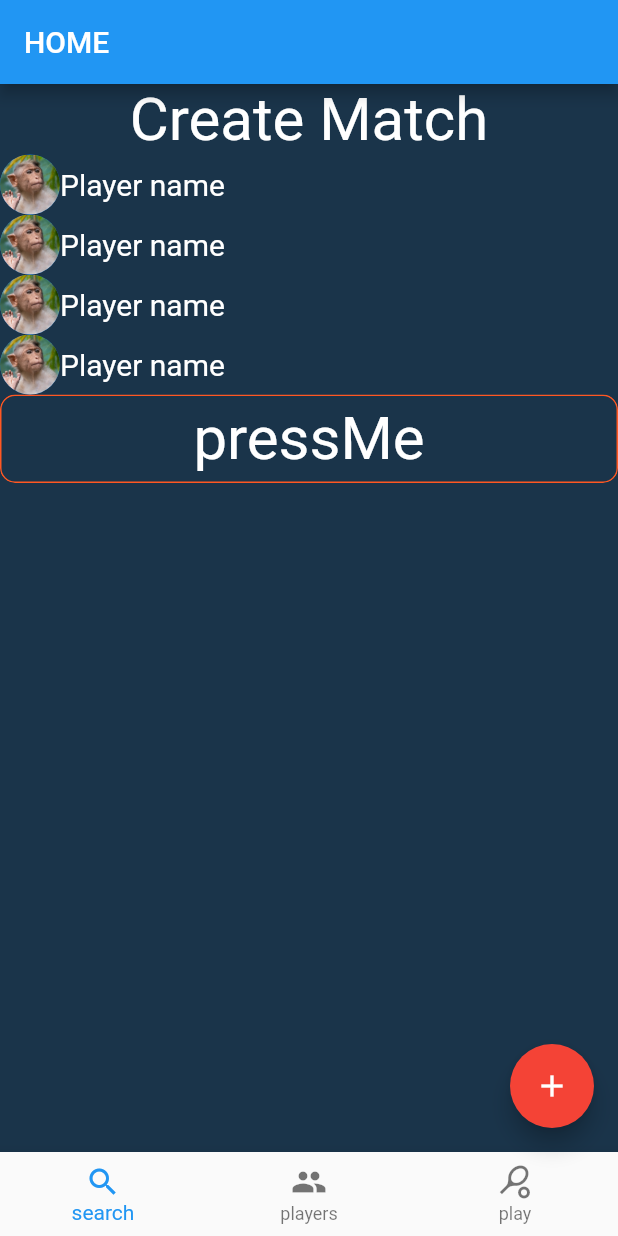
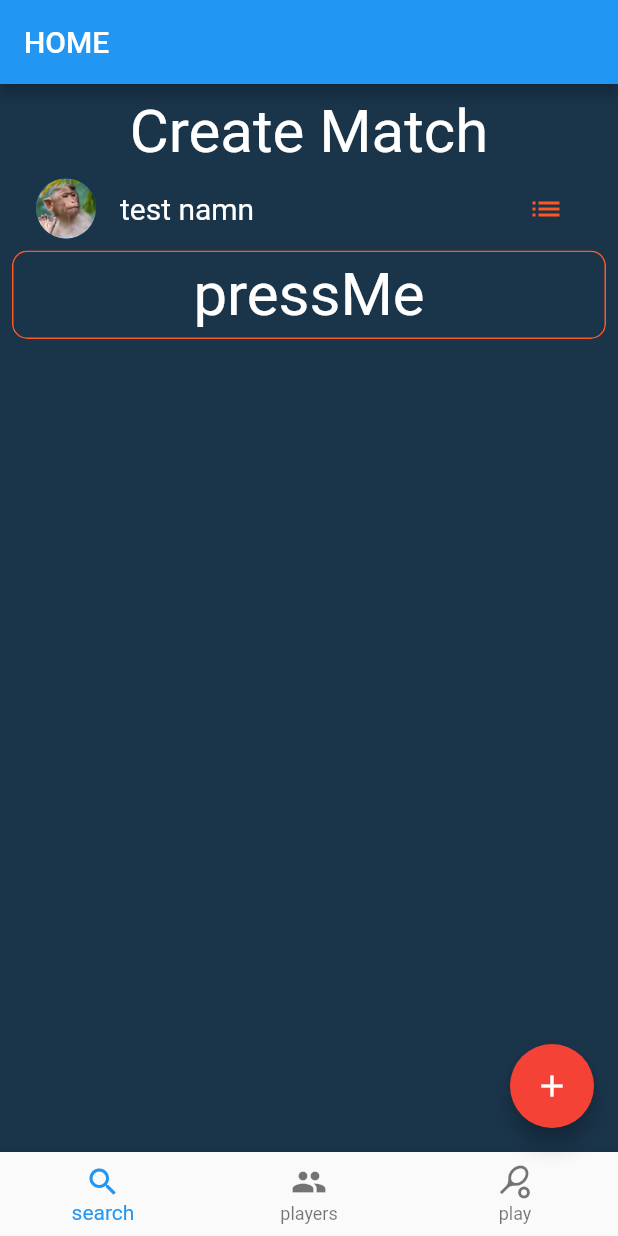
Before and after one commit to getitnordic/get-pong-mono, a Flutter app: the HomePage screen opened directly, on a phone screen of 412 x 824 dp. Run offline on Flutter 3.47's test engine with Material 2 defaults, Android fonts, the light colour scheme and no system bars; our stand-ins replace google_fonts; Roboto replaces fonts that are missing (Goldman); statements that could not run were skipped.

Commit message:
addPlayerAvatar

```diff
--- a/app/lib/src/presentation/pages/home/home_page.dart
+++ b/app/lib/src/presentation/pages/home/home_page.dart
@@ -10,7 +10,9 @@ class HomePage extends StatelessWidget {
     return Scaffold(
       backgroundColor: Color.fromRGBO(26, 52, 74, 1),
       appBar: AppBar(title: const Text('HOME')),
-      body: Column(
+      body: Padding(
+        padding: const EdgeInsets.all(8.0),
+        child: Column(
           children: [
             const Center(
               child: Text(
@@ -21,12 +23,10 @@ class HomePage extends StatelessWidget {
                 ),
               ),
             ),
-          MyPlayerAvatar(),
-          MyPlayerAvatar(),
-          MyPlayerAvatar(),
-          MyPlayerAvatar(),
+            MyPlayerAvatar(title: 'test namn', onTap: () => print('hejehje')),
             MyBigButton(buttonText: 'pressMe'),
           ],
+        ),
       ),
       bottomNavigationBar: const MyBottomNavBar(),
       floatingActionButton: FloatingActionButton(
--- a/app/lib/src/presentation/widgets/my_player_avatar.dart
+++ b/app/lib/src/presentation/widgets/my_player_avatar.dart
@@ -1,24 +1,32 @@
 import 'package:flutter/material.dart';
 
 class MyPlayerAvatar extends StatelessWidget {
-  const MyPlayerAvatar({Key? key}) : super(key: key);
-
+  const MyPlayerAvatar({Key? key, required this.title, required this.onTap})
+      : super(key: key);
+  final VoidCallback onTap;
+  final String title;
   @override
   Widget build(BuildContext context) {
-    return Row(
-      children: <Widget>[
-        CircleAvatar(
+    return ListTile(
+      onTap: onTap,
+      leading: CircleAvatar(
         radius: 20.0,
         backgroundImage: AssetImage('assets/images/monkey.jpg'),
       ),
-        Text(
-          'Player name',
+      title: Text(
+        title,
         style: TextStyle(
           fontSize: 20,
           color: Colors.white,
         ),
       ),
-      ],
+      trailing: IconButton(
+        onPressed: () {},
+        icon: Icon(
+          Icons.list,
+          color: Colors.deepOrange,
+        ),
+      ),
     );
   }
 }
--- a/app/pubspec.yaml
+++ b/app/pubspec.yaml
@@ -60,7 +60,7 @@ flutter:
 
 
   assets:
-    - assets/images/monkey.jpg
+    - assets/images/
 
   # An image asset can refer to one or more resolution-specific "variants", see
   # https://flutter.dev/assets-and-images/#resolution-aware.
```
Lines whose indentation alone changed are shown as unchanged.
